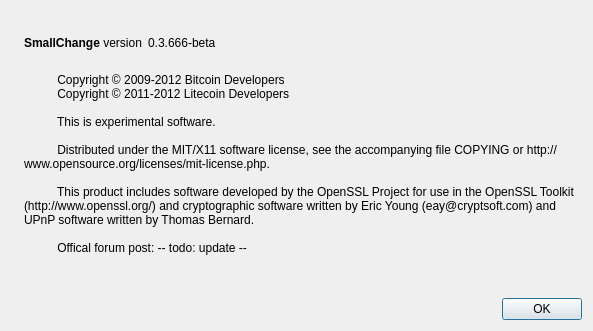
The window that src/qt/forms/aboutdialog.ui (Y-U-No-Coin/Y-U-No-Coin) describes before a commit, drawn with Qt 5.
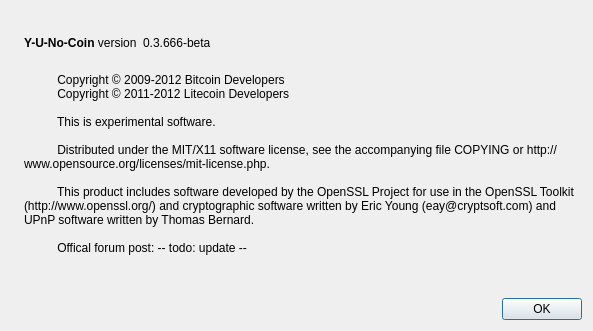
The same window after the commit. Icons and pictures are not drawn.

Patch:
```diff
--- a/src/qt/forms/aboutdialog.ui
+++ b/src/qt/forms/aboutdialog.ui
@@ -50,7 +50,7 @@
           <cursorShape>IBeamCursor</cursorShape>
          </property>
          <property name="text">
-          <string>&lt;b&gt;SmallChange&lt;/b&gt; version</string>
+          <string>&lt;b&gt;Y-U-No-Coin&lt;/b&gt; version</string>
          </property>
          <property name="textInteractionFlags">
           <set>Qt::LinksAccessibleByMouse|Qt::TextSelectableByKeyboard|Qt::TextSelectableByMouse</set>
```
Left out of the diff: 2 changed lines with no effect on the pictures.
